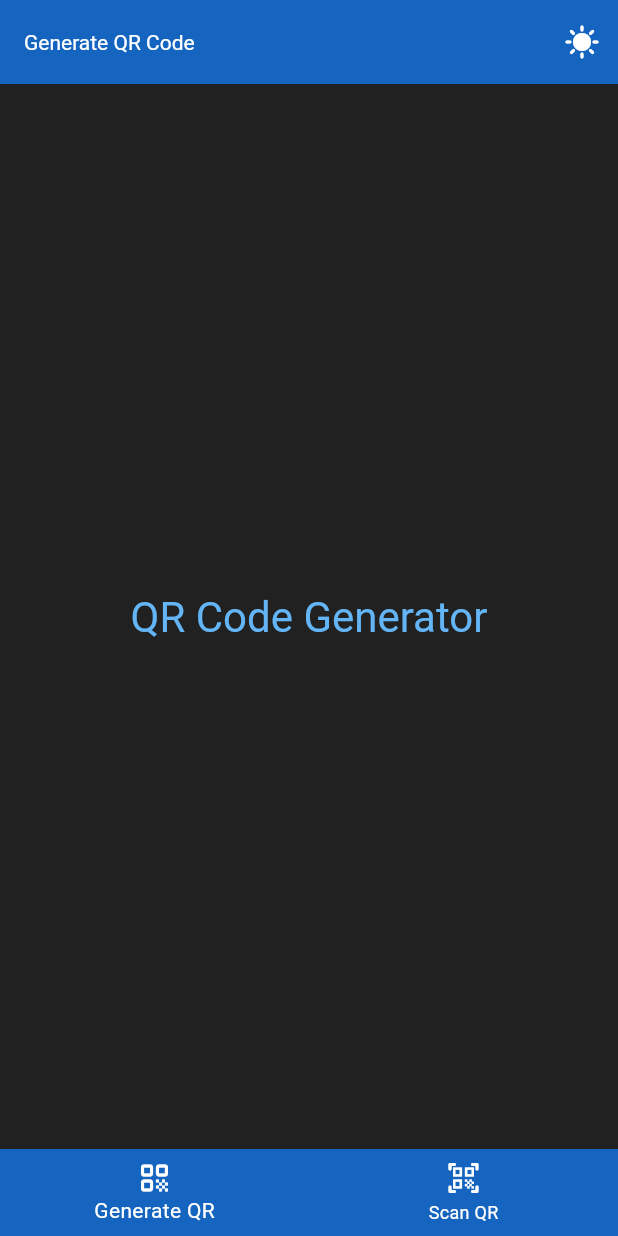
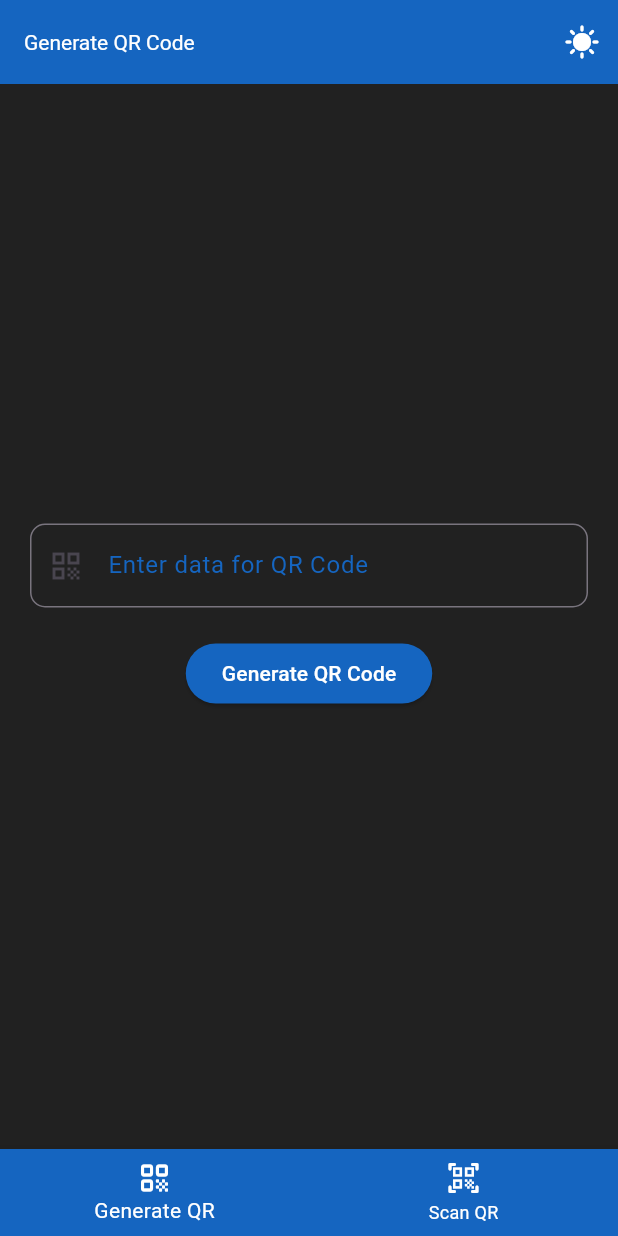
Before and after one commit to khush1yaaar/kineticQR, a Flutter app: the screen it shows after launch, on a phone screen of 412 x 824 dp. Run offline on Flutter 3.47's test engine with Material 3 defaults, Android fonts, the phone set to English and light mode, and no system bars; our stand-ins replace pretty_qr_code; missing offline and left inert: mobile_scanner.

Commit message:
scanning and generating is done

```diff
--- a/lib/screens/generate_qr_code.dart
+++ b/lib/screens/generate_qr_code.dart
@@ -1,4 +1,5 @@
 import 'package:flutter/material.dart';
+import 'package:kineticqr/screens/generated_qr.dart';
 import 'package:kineticqr/theme/themes.dart';
 
 class GenerateQrCode extends StatefulWidget {
@@ -9,9 +10,11 @@ class GenerateQrCode extends StatefulWidget {
 }
 
 class _GenerateQRCodeState extends State<GenerateQrCode> {
+  final TextEditingController _controller = TextEditingController();
+  String? qrData;
+
   @override
   Widget build(BuildContext context) {
-    // Fetch the current theme data to apply to the AppBar dynamically.
     final theme = Theme.of(context);
 
     return Scaffold(
@@ -20,25 +23,100 @@ class _GenerateQRCodeState extends State<GenerateQrCode> {
           'Generate QR Code',
           style: TextStyle(color: Colors.white),
         ),
-        // Use the AppBar color from the current theme.
         backgroundColor: theme.appBarTheme.backgroundColor,
         actions: [
           IconButton(
             onPressed: () {
-              // Toggling the theme when the button is pressed.
               currentTheme.toggleTheme();
             },
-            // Conditionally setting the icon based on the current theme.
             icon: CustomTheme.isDarkTheme
-              ? const Icon(Icons.sunny, color: Colors.white,) // Icon for light theme.
-              : const Icon(Icons.brightness_3_rounded, color: Colors.white,), // Icon for dark theme.
+                ? const Icon(
+                    Icons.sunny,
+                    color: Colors.white,
+                  )
+                : const Icon(
+                    Icons.brightness_3_rounded,
+                    color: Colors.white,
+                  ),
           )
         ],
       ),
-      body: Center(
-        child: Text(
-          'QR Code Generator',
-          style: theme.textTheme.headlineMedium, // Example of using text style from theme.
+      body: Padding(
+        padding: const EdgeInsets.all(20.0),
+        child: Column(
+          mainAxisAlignment: MainAxisAlignment.center,
+          crossAxisAlignment: CrossAxisAlignment.center,
+          children: [
+            // Adding a form-like structure for better input control
+            TextField(
+              controller: _controller,
+              decoration: InputDecoration(
+                labelText: 'Enter data for QR Code',
+                hintText: 'Type something...',
+                border: OutlineInputBorder(
+                  borderRadius: BorderRadius.circular(10.0),
+                ),
+                prefixIcon: const Icon(Icons.qr_code),
+                // Customizing the focused border
+                focusedBorder: OutlineInputBorder(
+                  borderRadius: BorderRadius.circular(10.0),
+                  borderSide: BorderSide(
+                    color: theme.appBarTheme.backgroundColor ??
+                        Colors.blue.shade800,
+                    width: 2.0,
+                  ),
+                ),
+                // Customizing the label and hint text colors
+                labelStyle: TextStyle(
+                  color:
+                      theme.appBarTheme.backgroundColor ?? Colors.blue.shade800,
+                ),
+                hintStyle: TextStyle(
+                  color: theme.appBarTheme.backgroundColor?.withOpacity(0.6) ??
+                      Colors.blue.shade800.withOpacity(0.6),
+                ),
+              ),
+              cursorColor:
+                  theme.appBarTheme.backgroundColor ?? Colors.blue.shade800,
+              style: TextStyle(
+                color:
+                    theme.appBarTheme.backgroundColor ?? Colors.blue.shade800,
+              ),
+            ),
+
+            const SizedBox(height: 20),
+            // Adding a button to submit the data
+            ElevatedButton(
+              onPressed: () {
+                setState(() {
+                  qrData = _controller.text;
+                  if (qrData != null && qrData!.isNotEmpty) {
+                    Navigator.push(
+                      context,
+                      MaterialPageRoute(
+                        builder: (context) => GeneratedQR(qrData: qrData),
+                      ),
+                    );
+                  } else {
+                    // You could add a snackbar or dialog here for feedback
+                    ScaffoldMessenger.of(context).showSnackBar(
+                      const SnackBar(
+                        content: Text('Please enter some data'),
+                      ),
+                    );
+                  }
+                });
+              },
+              style: ButtonStyle(
+                backgroundColor:
+                    WidgetStateProperty.all(theme.appBarTheme.backgroundColor),
+              ),
+              child: const Text(
+                'Generate QR Code',
+                style: TextStyle(color: Colors.white),
+              ),
+            ),
+          ],
         ),
       ),
     );
--- a/pubspec.yaml
+++ b/pubspec.yaml
@@ -37,6 +37,7 @@ dependencies:
   cupertino_icons: ^1.0.8
   mobile_scanner: ^5.2.3
   pretty_qr_code: ^3.3.0
+  url_launcher: ^6.3.0
 
 dev_dependencies:
   flutter_test:
```
Also changed, not shown: lib/screens/generated_qr.dart (added, +53 -0 lines), lib/screens/scan_qr_code.dart (+49 -1 lines), pubspec.lock, 6 other files.
